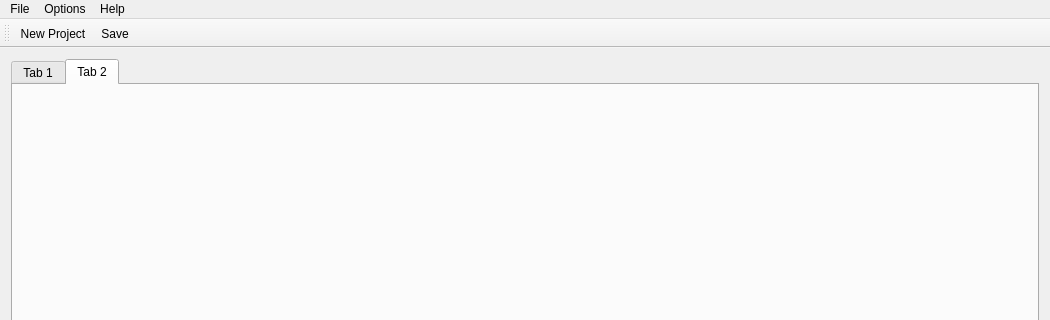
This is main/mainwindow.ui in Asitha/Estima as Qt 5 draws it before an edit; both pictures show x 0 to 1050 and y 0 to 320 of the 1050 by 650 pixel window. The edited form follows.
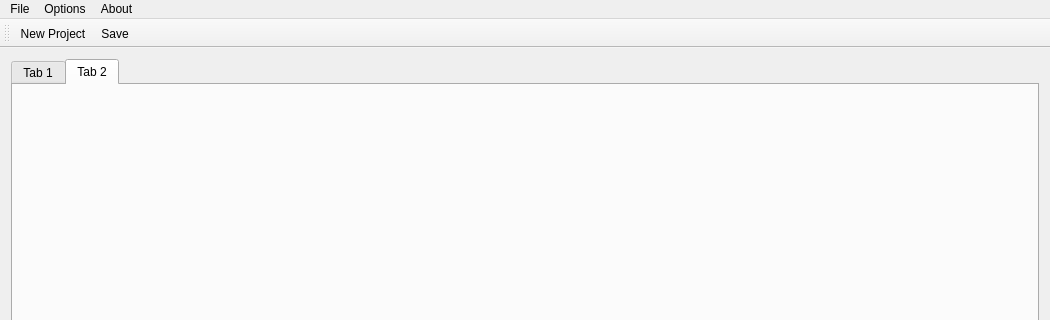
This is the edited form.

```diff
--- a/main/mainwindow.ui
+++ b/main/mainwindow.ui
@@ -62,7 +62,7 @@
    </widget>
    <widget class="QMenu" name="menuHelp">
     <property name="title">
-     <string>Help</string>
+     <string>About</string>
     </property>
     <addaction name="actionAbout_Estima"/>
     <addaction name="actionAbout_Qt"/>
```
Left out of the diff: 6 changed lines with no effect on the pictures.
